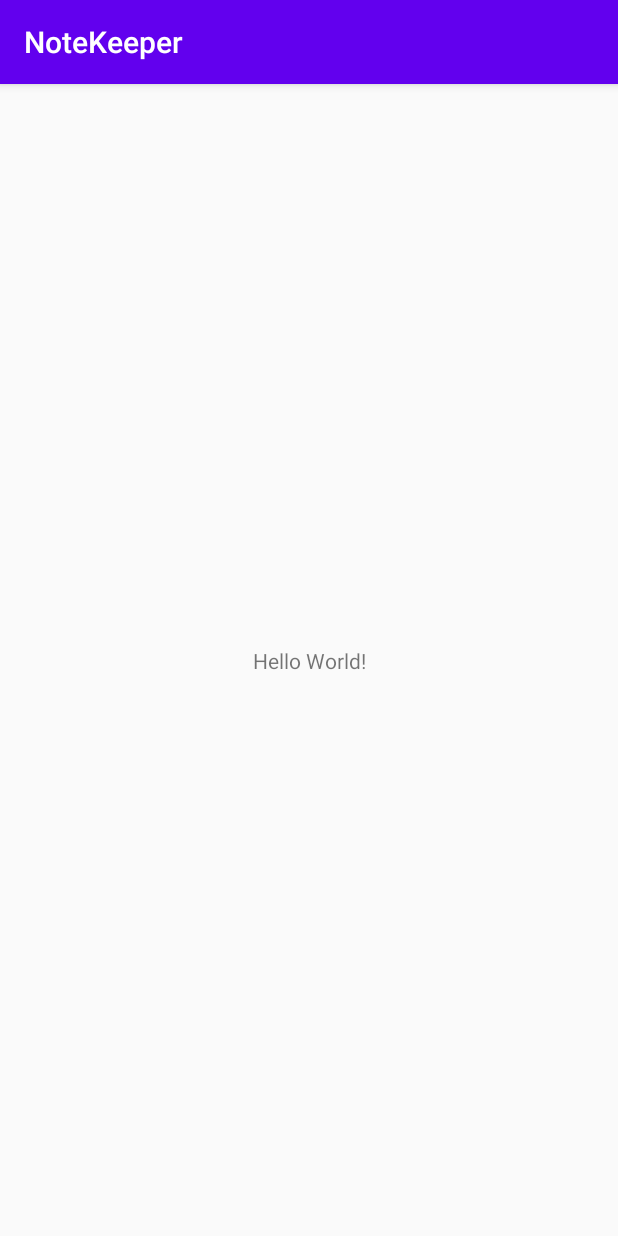
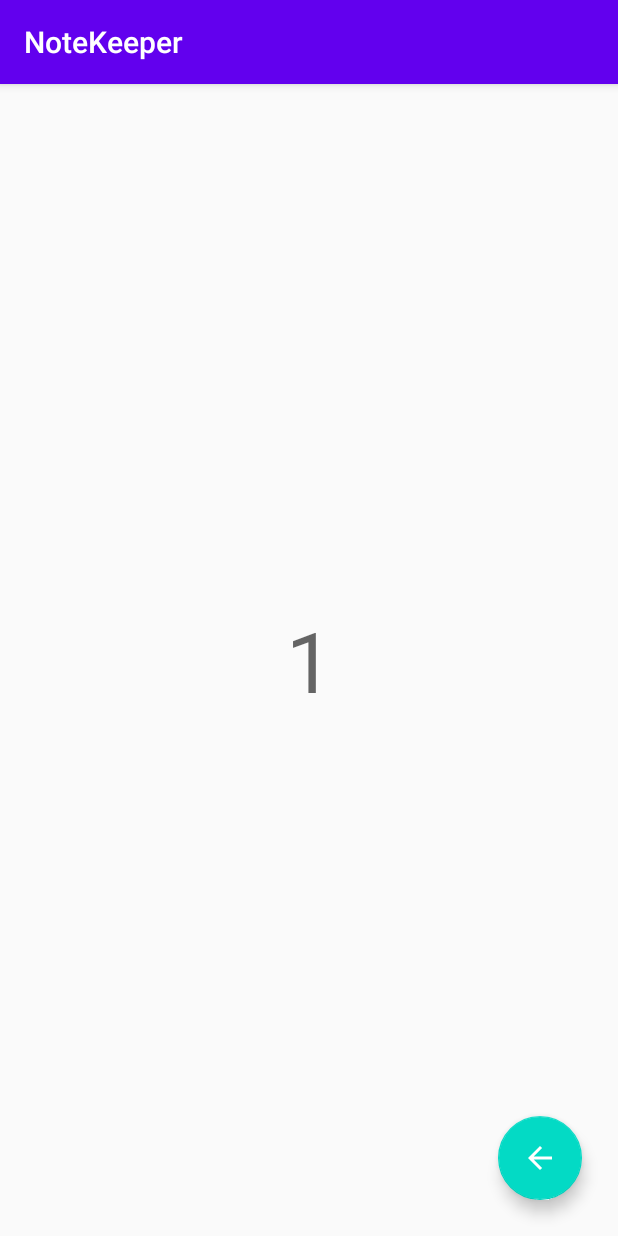
Before and after one commit to fardeen9983/Pluralsight-Android, an Android app: the screen it shows after launch (MainActivity), on a phone screen of 412 x 824 dp. Run offline under Robolectric (Android 15) with nearby library versions, the phone set to English and light mode, and no system bars.

Commit message:
[KotlinBeginnnerPath] : FAB change Value

```diff
--- a/KotinBeginnerPath/app/build.gradle
+++ b/KotinBeginnerPath/app/build.gradle
@@ -34,4 +34,7 @@ dependencies {
     testImplementation 'junit:junit:4.12'
     androidTestImplementation 'androidx.test.ext:junit:1.1.1'
     androidTestImplementation 'androidx.test.espresso:espresso-core:3.2.0'
+
+    // Design
+    implementation 'com.google.android.material:material:1.1.0'
 }
--- a/KotinBeginnerPath/app/src/main/java/com/pluralsight/kotlin/notekeeper/MainActivity.kt
+++ b/KotinBeginnerPath/app/src/main/java/com/pluralsight/kotlin/notekeeper/MainActivity.kt
@@ -2,11 +2,22 @@ package com.pluralsight.kotlin.notekeeper
 
 import androidx.appcompat.app.AppCompatActivity
 import android.os.Bundle
+import com.google.android.material.snackbar.Snackbar
+import kotlinx.android.synthetic.main.activity_main.*
 
 class MainActivity : AppCompatActivity() {
 
     override fun onCreate(savedInstanceState: Bundle?) {
         super.onCreate(savedInstanceState)
         setContentView(R.layout.activity_main)
+
+        fab.setOnClickListener {
+            val originalValue : Int = textDisplayedValue.text.toString().toInt()
+            val newValue = originalValue*2
+            textDisplayedValue.text = newValue.toString()
+            Snackbar.make(it,"Value $originalValue changed to $newValue",Snackbar.LENGTH_LONG).show()
+        }
+
+
     }
 }
--- a/KotinBeginnerPath/app/src/main/res/layout/activity_main.xml
+++ b/KotinBeginnerPath/app/src/main/res/layout/activity_main.xml
@@ -7,12 +7,25 @@
     tools:context=".MainActivity">
 
     <TextView
+        android:id="@+id/textDisplayedValue"
         android:layout_width="wrap_content"
         android:layout_height="wrap_content"
-        android:text="Hello World!"
+        android:text="1"
+        android:textAppearance="@style/TextAppearance.AppCompat.Display3"
         app:layout_constraintBottom_toBottomOf="parent"
         app:layout_constraintLeft_toLeftOf="parent"
         app:layout_constraintRight_toRightOf="parent"
         app:layout_constraintTop_toTopOf="parent" />
 
+    <com.google.android.material.floatingactionbutton.FloatingActionButton
+        android:id="@+id/fab"
+        android:layout_width="wrap_content"
+        android:layout_height="wrap_content"
+        android:layout_marginEnd="24dp"
+        android:layout_marginBottom="24dp"
+        android:clickable="true"
+        app:layout_constraintBottom_toBottomOf="parent"
+        app:layout_constraintEnd_toEndOf="parent"
+        app:srcCompat="@drawable/abc_vector_test" />
+
 </androidx.constraintlayout.widget.ConstraintLayout>
```
